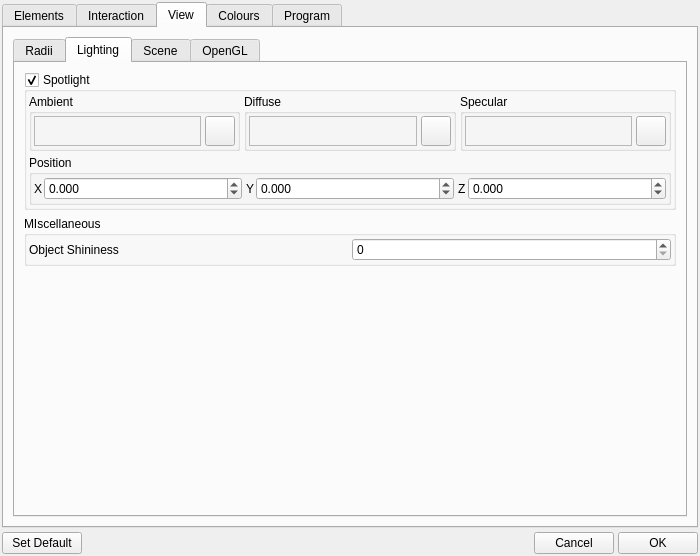
trisyoungs/aten, file trunk/src/gui/prefs.ui: the form before one commit.
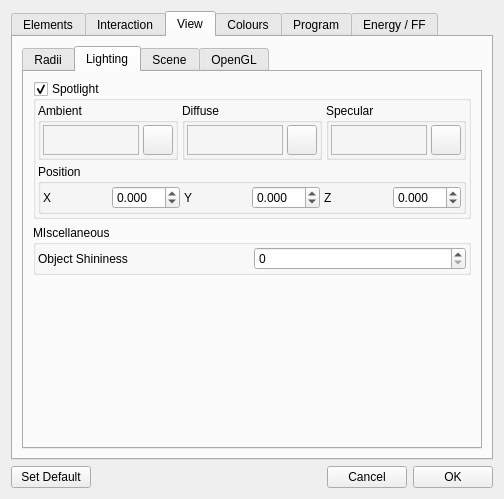
The form after the commit. The open tabs and pages were chosen to show the change. Icons and pictures are not drawn. Custom widgets are drawn as their Qt base class.

What changed in the file:
```diff
--- a/trunk/src/gui/prefs.ui
+++ b/trunk/src/gui/prefs.ui
@@ -1,26 +1,24 @@
 <ui version="4.0" >
  <class>PrefsDialog</class>
- <widget class="QDialog" name="PrefsDialog" >
-  <property name="geometry" >
+ <widget class="QDialog" name="PrefsDialog">
+  <property name="geometry">
    <rect>
     <x>0</x>
     <y>0</y>
-    <width>432</width>
-    <height>556</height>
+    <width>504</width>
+    <height>499</height>
    </rect>
   </property>
-  <property name="sizePolicy" >
-   <sizepolicy>
-    <hsizetype>7</hsizetype>
-    <vsizetype>7</vsizetype>
+  <property name="sizePolicy">
+   <sizepolicy hsizetype="Preferred" vsizetype="Preferred">
     <horstretch>0</horstretch>
     <verstretch>0</verstretch>
    </sizepolicy>
   </property>
-  <property name="maximumSize" >
+  <property name="maximumSize">
    <size>
-    <width>432</width>
-    <height>560</height>
+    <width>1000</width>
+    <height>1000</height>
    </size>
   </property>
   <property name="baseSize" >
@@ -38,19 +36,11 @@
   <property name="modal" >
    <bool>true</bool>
   </property>
-  <layout class="QVBoxLayout" >
-   <property name="margin" >
-    <number>2</number>
-   </property>
-   <property name="spacing" >
-    <number>4</number>
-   </property>
+  <layout class="QVBoxLayout" name="verticalLayout_2">
    <item>
-    <widget class="QTabWidget" name="TabWidget" >
-     <property name="sizePolicy" >
-      <sizepolicy>
-       <hsizetype>1</hsizetype>
-       <vsizetype>1</vsizetype>
+    <widget class="QTabWidget" name="TabWidget">
+     <property name="sizePolicy">
+      <sizepolicy hsizetype="Preferred" vsizetype="Preferred">
        <horstretch>0</horstretch>
        <verstretch>0</verstretch>
       </sizepolicy>
@@ -867,16 +857,10 @@
       <attribute name="title" >
        <string>View</string>
       </attribute>
-      <layout class="QHBoxLayout" >
-       <property name="margin" >
-        <number>9</number>
-       </property>
-       <property name="spacing" >
-        <number>6</number>
-       </property>
+      <layout class="QHBoxLayout" name="horizontalLayout_4">
        <item>
-        <widget class="QTabWidget" name="tabWidget" >
-         <property name="currentIndex" >
+        <widget class="QTabWidget" name="tabWidget">
+         <property name="currentIndex">
           <number>0</number>
          </property>
          <widget class="QWidget" name="RadiiSubTab" >
@@ -1206,16 +1190,16 @@
           <attribute name="title" >
            <string>Lighting</string>
           </attribute>
-          <layout class="QVBoxLayout" >
-           <property name="margin" >
-            <number>9</number>
-           </property>
-           <property name="spacing" >
+          <layout class="QVBoxLayout">
+           <property name="spacing">
             <number>6</number>
            </property>
+           <property name="margin">
+            <number>9</number>
+           </property>
            <item>
-            <widget class="QGroupBox" name="SpotlightGroup" >
-             <property name="title" >
+            <widget class="QGroupBox" name="SpotlightGroup">
+             <property name="title">
               <string>Spotlight</string>
              </property>
              <property name="checkable" >
@@ -1224,27 +1208,25 @@
              <property name="checked" >
               <bool>true</bool>
              </property>
-             <layout class="QVBoxLayout" >
-              <property name="margin" >
-               <number>2</number>
-              </property>
-              <property name="spacing" >
+             <layout class="QVBoxLayout">
+              <property name="spacing">
                <number>4</number>
               </property>
+              <property name="margin">
+               <number>2</number>
+              </property>
               <item>
-               <layout class="QHBoxLayout" >
-                <property name="margin" >
-                 <number>0</number>
-                </property>
-                <property name="spacing" >
+               <layout class="QHBoxLayout">
+                <property name="spacing">
                  <number>4</number>
                 </property>
+                <property name="margin">
+                 <number>0</number>
+                </property>
                 <item>
-                 <widget class="QGroupBox" name="AmbientLightGroup_2" >
-                  <property name="sizePolicy" >
-                   <sizepolicy>
-                    <hsizetype>7</hsizetype>
-                    <vsizetype>1</vsizetype>
+                 <widget class="QGroupBox" name="AmbientLightGroup_2">
+                  <property name="sizePolicy">
+                   <sizepolicy hsizetype="Preferred" vsizetype="Minimum">
                     <horstretch>0</horstretch>
                     <verstretch>0</verstretch>
                    </sizepolicy>
@@ -1252,27 +1234,25 @@
                   <property name="title" >
                    <string>Ambient</string>
                   </property>
-                  <layout class="QVBoxLayout" >
-                   <property name="margin" >
-                    <number>2</number>
-                   </property>
-                   <property name="spacing" >
+                  <layout class="QVBoxLayout">
+                   <property name="spacing">
                     <number>0</number>
                    </property>
+                   <property name="margin">
+                    <number>2</number>
+                   </property>
                    <item>
-                    <layout class="QHBoxLayout" >
-                     <property name="margin" >
-                      <number>0</number>
-                     </property>
-                     <property name="spacing" >
+                    <layout class="QHBoxLayout">
+                     <property name="spacing">
                       <number>4</number>
                      </property>
+                     <property name="margin">
+                      <number>0</number>
+                     </property>
                      <item>
-                      <widget class="TColourFrame" name="SpotlightAmbientColourFrame" >
-                       <property name="sizePolicy" >
-                        <sizepolicy>
-                         <hsizetype>7</hsizetype>
-                         <vsizetype>1</vsizetype>
+                      <widget class="TColourFrame" name="SpotlightAmbientColourFrame">
+                       <property name="sizePolicy">
+                        <sizepolicy hsizetype="Preferred" vsizetype="Minimum">
                          <horstretch>0</horstretch>
                          <verstretch>0</verstretch>
                         </sizepolicy>
@@ -1286,11 +1266,9 @@
                       </widget>
                      </item>
                      <item>
-                      <widget class="QPushButton" name="SpotlightAmbientColourButton" >
-                       <property name="sizePolicy" >
-                        <sizepolicy>
-                         <hsizetype>5</hsizetype>
-                         <vsizetype>5</vsizetype>
+                      <widget class="QPushButton" name="SpotlightAmbientColourButton">
+                       <property name="sizePolicy">
+                        <sizepolicy hsizetype="Preferred" vsizetype="Preferred">
                          <horstretch>0</horstretch>
                          <verstretch>0</verstretch>
                         </sizepolicy>
@@ -1321,11 +1299,9 @@
                  </widget>
                 </item>
                 <item>
-                 <widget class="QGroupBox" name="DiffuseLightGroup_2" >
-                  <property name="sizePolicy" >
-                   <sizepolicy>
-                    <hsizetype>7</hsizetype>
-                    <vsizetype>1</vsizetype>
+                 <widget class="QGroupBox" name="DiffuseLightGroup_2">
+                  <property name="sizePolicy">
+                   <sizepolicy hsizetype="Preferred" vsizetype="Minimum">
                     <horstretch>0</horstretch>
                     <verstretch>0</verstretch>
                    </sizepolicy>
@@ -1333,27 +1309,25 @@
                   <property name="title" >
                    <string>Diffuse</string>
                   </property>
-                  <layout class="QVBoxLayout" >
-                   <property name="margin" >
-                    <number>2</number>
-                   </property>
-                   <property name="spacing" >
+                  <layout class="QVBoxLayout">
+                   <property name="spacing">
                     <number>0</number>
                    </property>
+                   <property name="margin">
+                    <number>2</number>
+                   </property>
                    <item>
-                    <layout class="QHBoxLayout" >
-                     <property name="margin" >
-                      <number>0</number>
-                     </property>
-                     <property name="spacing" >
+                    <layout class="QHBoxLayout">
+                     <property name="spacing">
                       <number>4</number>
                      </property>
+                     <property name="margin">
+                      <number>0</number>
+                     </property>
                      <item>
-                      <widget class="TColourFrame" name="SpotlightDiffuseColourFrame" >
-                       <property name="sizePolicy" >
-                        <sizepolicy>
-                         <hsizetype>7</hsizetype>
-                         <vsizetype>1</vsizetype>
+                      <widget class="TColourFrame" name="SpotlightDiffuseColourFrame">
+                       <property name="sizePolicy">
+                        <sizepolicy hsizetype="Preferred" vsizetype="Minimum">
                          <horstretch>0</horstretch>
                          <verstretch>0</verstretch>
                         </sizepolicy>
@@ -1367,11 +1341,9 @@
                       </widget>
                      </item>
                      <item>
-                      <widget class="QPushButton" name="SpotlightDiffuseColourButton" >
-                       <property name="sizePolicy" >
-                        <sizepolicy>
-                         <hsizetype>5</hsizetype>
-                         <vsizetype>5</vsizetype>
+                      <widget class="QPushButton" name="SpotlightDiffuseColourButton">
+                       <property name="sizePolicy">
+                        <sizepolicy hsizetype="Preferred" vsizetype="Preferred">
                          <horstretch>0</horstretch>
                          <verstretch>0</verstretch>
                         </sizepolicy>
@@ -1402,11 +1374,9 @@
                  </widget>
                 </item>
                 <item>
-                 <widget class="QGroupBox" name="SpecularLightGroup_2" >
-                  <property name="sizePolicy" >
-                   <sizepolicy>
-                    <hsizetype>7</hsizetype>
-                    <vsizetype>1</vsizetype>
+                 <widget class="QGroupBox" name="SpecularLightGroup_2">
+                  <property name="sizePolicy">
+                   <sizepolicy hsizetype="Preferred" vsizetype="Minimum">
                     <horstretch>0</horstretch>
                     <verstretch>0</verstretch>
                    </sizepolicy>
@@ -1414,27 +1384,25 @@
                   <property name="title" >
                    <string>Specular</string>
                   </property>
-                  <layout class="QVBoxLayout" >
-                   <property name="margin" >
-                    <number>2</number>
-                   </property>
-                   <property name="spacing" >
+                  <layout class="QVBoxLayout">
+                   <property name="spacing">
                     <number>0</number>
                    </property>
+                   <property name="margin">
+                    <number>2</number>
+                   </property>
                    <item>
-                    <layout class="QHBoxLayout" >
-                     <property name="margin" >
-                      <number>0</number>
-                     </property>
-                     <property name="spacing" >
+                    <layout class="QHBoxLayout">
+                     <property name="spacing">
                       <number>4</number>
                      </property>
+                     <property name="margin">
+                      <number>0</number>
+                     </property>
                      <item>
-                      <widget class="TColourFrame" name="SpotlightSpecularColourFrame" >
-                       <property name="sizePolicy" >
-                        <sizepolicy>
-                         <hsizetype>7</hsizetype>
-                         <vsizetype>1</vsizetype>
+                      <widget class="TColourFrame" name="SpotlightSpecularColourFrame">
+                       <property name="sizePolicy">
+                        <sizepolicy hsizetype="Preferred" vsizetype="Minimum">
                          <horstretch>0</horstretch>
                          <verstretch>0</verstretch>
                         </sizepolicy>
@@ -1448,11 +1416,9 @@
                       </widget>
                      </item>
                      <item>
-                      <widget class="QPushButton" name="SpotlightSpecularColourButton" >
-                       <property name="sizePolicy" >
-                        <sizepolicy>
-                         <hsizetype>5</hsizetype>
-                         <vsizetype>5</vsizetype>
+                      <widget class="QPushButton" name="SpotlightSpecularColourButton">
+                       <property name="sizePolicy">
+                        <sizepolicy hsizetype="Preferred" vsizetype="Preferred">
                          <horstretch>0</horstretch>
                          <verstretch>0</verstretch>
                         </sizepolicy>
@@ -1485,11 +1451,9 @@
                </layout>
               </item>
               <item>
-               <widget class="QGroupBox" name="LightPositionGroup" >
-                <property name="sizePolicy" >
-                 <sizepolicy>
-                  <hsizetype>7</hsizetype>
-                  <vsizetype>1</vsizetype>
+               <widget class="QGroupBox" name="LightPositionGroup">
+                <property name="sizePolicy">
+                 <sizepolicy hsizetype="Preferred" vsizetype="Minimum">
                   <horstretch>0</horstretch>
                   <verstretch>0</verstretch>
                  </sizepolicy>
@@ -1497,27 +1461,25 @@
                 <property name="title" >
                  <string>Position</string>
                 </property>
-                <layout class="QHBoxLayout" >
-                 <property name="margin" >
-                  <number>2</number>
-                 </property>
-                 <property name="spacing" >
+                <layout class="QHBoxLayout">
+                 <property name="spacing">
                   <number>4</number>
                  </property>
+                 <property name="margin">
+                  <number>2</number>
+                 </property>
                  <item>
-                  <layout class="QHBoxLayout" >
-                   <property name="margin" >
-                    <number>0</number>
-                   </property>
-                   <property name="spacing" >
+                  <layout class="QHBoxLayout">
+                   <property name="spacing">
                     <number>2</number>
                    </property>
+                   <property name="margin">
+                    <number>0</number>
+                   </property>
                    <item>
-                    <widget class="QLabel" name="label_22" >
-                     <property name="sizePolicy" >
-                      <sizepolicy>
-                       <hsizetype>1</hsizetype>
-                       <vsizetype>5</vsizetype>
+                    <widget class="QLabel" name="label_22">
+                     <property name="sizePolicy">
+                      <sizepolicy hsizetype="Minimum" vsizetype="Preferred">
                        <horstretch>0</horstretch>
                        <verstretch>0</verstretch>
                       </sizepolicy>
@@ -1528,11 +1490,9 @@
                     </widget>
                    </item>
                    <item>
-                    <widget class="QDoubleSpinBox" name="SpotlightPositionXSpin" >
-                     <property name="sizePolicy" >
-                      <sizepolicy>
-                       <hsizetype>7</hsizetype>
-                       <vsizetype>0</vsizetype>
+                    <widget class="QDoubleSpinBox" name="SpotlightPositionXSpin">
+                     <property name="sizePolicy">
+                      <sizepolicy hsizetype="Preferred" vsizetype="Fixed">
                        <horstretch>0</horstretch>
                        <verstretch>0</verstretch>
                       </sizepolicy>
@@ -1540,13 +1500,13 @@
                      <property name="decimals" >
                       <number>3</number>
                      </property>
-                     <property name="maximum" >
-                      <double>10.000000000000000</double>
-                     </property>
-                     <property name="minimum" >
+                     <property name="minimum">
                       <double>-10.000000000000000</double>
                      </property>
-                     <property name="singleStep" >
+                     <property name="maximum">
+                      <double>10.000000000000000</double>
+                     </property>
+                     <property name="singleStep">
                       <double>0.200000000000000</double>
                      </property>
                     </widget>
@@ -1554,19 +1514,17 @@
                   </layout>
                  </item>
                  <item>
-                  <layout class="QHBoxLayout" >
-                   <property name="margin" >
-                    <number>0</number>
-                   </property>
-                   <property name="spacing" >
+                  <layout class="QHBoxLayout">
+                   <property name="spacing">
                     <number>2</number>
                    </property>
+                   <property name="margin">
+                    <number>0</number>
+                   </property>
                    <item>
-                    <widget class="QLabel" name="label_21" >
-                     <property name="sizePolicy" >
-                      <sizepolicy>
-                       <hsizetype>1</hsizetype>
-                       <vsizetype>5</vsizetype>
+                    <widget class="QLabel" name="label_21">
+                     <property name="sizePolicy">
+                      <sizepolicy hsizetype="Minimum" vsizetype="Preferred">
                        <horstretch>0</horstretch>
                        <verstretch>0</verstretch>
                       </sizepolicy>
@@ -1577,11 +1535,9 @@
                     </widget>
                    </item>
                    <item>
-                    <widget class="QDoubleSpinBox" name="SpotlightPositionYSpin" >
-                     <property name="sizePolicy" >
-                      <sizepolicy>
-                       <hsizetype>7</hsizetype>
-                       <vsizetype>0</vsizetype>
+                    <widget class="QDoubleSpinBox" name="SpotlightPositionYSpin">
+                     <property name="sizePolicy">
+                      <sizepolicy hsizetype="Preferred" vsizetype="Fixed">
                        <horstretch>0</horstretch>
                        <verstretch>0</verstretch>
                       </sizepolicy>
@@ -1589,13 +1545,13 @@
                      <property name="decimals" >
                       <number>3</number>
                      </property>
-                     <property name="maximum" >
-                      <double>10.000000000000000</double>
-                     </property>
-                     <property name="minimum" >
+                     <property name="minimum">
                       <double>-10.000000000000000</double>
                      </property>
-                     <property name="singleStep" >
+                     <property name="maximum">
+                      <double>10.000000000000000</double>
+                     </property>
+                     <property name="singleStep">
                       <double>0.200000000000000</double>
                      </property>
                     </widget>
@@ -1603,19 +1559,17 @@
                   </layout>
                  </item>
                  <item>
-                  <layout class="QHBoxLayout" >
-                   <property name="margin" >
-                    <number>0</number>
-                   </property>
-                   <property name="spacing" >
+                  <layout class="QHBoxLayout">
+                   <property name="spacing">
                     <number>2</number>
                    </property>
+                   <property name="margin">
+                    <number>0</number>
+                   </property>
                    <item>
-                    <widget class="QLabel" name="label_20" >
-                     <property name="sizePolicy" >
-                      <sizepolicy>
-                       <hsizetype>1</hsizetype>
-                       <vsizetype>5</vsizetype>
+                    <widget class="QLabel" name="label_20">
+                     <property name="sizePolicy">
+                      <sizepolicy hsizetype="Minimum" vsizetype="Preferred">
                        <horstretch>0</horstretch>
                        <verstretch>0</verstretch>
                       </sizepolicy>
@@ -1626,11 +1580,9 @@
                     </widget>
                    </item>
                    <item>
-                    <widget class="QDoubleSpinBox" name="SpotlightPositionZSpin" >
-                     <property name="sizePolicy" >
-                      <sizepolicy>
-                       <hsizetype>7</hsizetype>
-                       <vsizetype>0</vsizetype>
+                    <widget class="QDoubleSpinBox" name="SpotlightPositionZSpin">
+                     <property name="sizePolicy">
+                      <sizepolicy hsizetype="Preferred" vsizetype="Fixed">
                        <horstretch>0</horstretch>
                        <verstretch>0</verstretch>
                       </sizepolicy>
@@ -1638,13 +1590,13 @@
                      <property name="decimals" >
                       <number>3</number>
                      </property>
-                     <property name="maximum" >
-                      <double>10.000000000000000</double>
-                     </property>
-                     <property name="minimum" >
+                     <property name="minimum">
                       <double>-10.000000000000000</double>
                      </property>
-                     <property name="singleStep" >
+                     <property name="maximum">
+                      <double>10.000000000000000</double>
+                     </property>
+                     <property name="singleStep">
                       <double>0.200000000000000</double>
                      </property>
                     </widget>
@@ -1658,27 +1610,27 @@
             </widget>
            </item>
            <item>
-            <widget class="QGroupBox" name="MiscLightingGroup" >
-             <property name="title" >
+            <widget class="QGroupBox" name="MiscLightingGroup">
+             <property name="title">
               <string>MIscellaneous</string>
              </property>
-             <layout class="QHBoxLayout" >
-              <property name="margin" >
-               <number>2</number>
-              </property>
-              <property name="spacing" >
+             <layout class="QHBoxLayout">
+              <property name="spacing">
                <number>4</number>
               </property>
+              <property name="margin">
+               <number>2</number>
+              </property>
               <item>
-               <widget class="QLabel" name="ZoomThlabel_2" >
-                <property name="text" >
+               <widget class="QLabel" name="ZoomThlabel_2">
+                <property name="text">
                  <string>Object Shininess</string>
                 </property>
                </widget>
               </item>
               <item>
-               <widget class="QSpinBox" name="ShininessSpin" >
-                <property name="maximum" >
+               <widget class="QSpinBox" name="ShininessSpin">
+                <property name="maximum">
                  <number>127</number>
                 </property>
                </widget>
@@ -2877,59 +2829,309 @@
        </item>
       </layout>
      </widget>
+     <widget class="QWidget" name="EnergyFFTab">
+      <attribute name="title">
+       <string>Energy / FF</string>
+      </attribute>
+      <layout class="QVBoxLayout" name="verticalLayout_11">
+       <item>
+        <layout class="QHBoxLayout" name="horizontalLayout_6">
+         <item>
+          <widget class="QGroupBox" name="CalculateGroup">
+           <property name="title">
+            <string>Calculate</string>
+           </property>
+           <layout class="QVBoxLayout" name="verticalLayout_7">
+            <item>
+             <widget class="QCheckBox" name="CalculateIntraCheck">
+              <property name="text">
+               <string>Intramolecular</string>
+              </property>
+             </widget>
+            </item>
+            <item>
+             <widget class="QCheckBox" name="CalculateVdwCheck">
+              <property name="text">
+               <string>van der Waals</string>
+              </property>
+             </widget>
+            </item>
+            <item>
+             <widget class="QCheckBox" name="CalculateElecCheck">
+              <property name="text">
+               <string>Electrostatics</string>
+              </property>
+             </widget>
+            </item>
+           </layout>
+          </widget>
+         </item>
+         <item>
+          <widget class="QGroupBox" name="EwaldGroup">
+           <property name="title">
+            <string>Ewald Setup</string>
+           </property>
+           <layout class="QVBoxLayout" name="verticalLayout_8">
+            <item>
+             <layout class="QHBoxLayout" name="horizontalLayout_5">
+              <item>
+               <widget class="QLabel" name="label_4">
+                <property name="text">
+                 <string>Auto Precision</string>
+                </property>
+               </widget>
+              </item>
+              <item>
+               <widget class="QDoubleSpinBox" name="EwaldPrecisionMantissaSpin">
+                <property name="decimals">
+                 <number>5</number>
+                </property>
+                <property name="maximum">
+                 <double>1.000000000000000</double>
+                </property>
+               </widget>
+              </item>
+              <item>
+               <widget class="QSpinBox" name="EwaldPrecisionExponentSpin">
+                <property name="prefix">
+                 <string>x10 </string>
+                </property>
+                <property name="minimum">
+                 <number>-100</number>
+                </property>
+               </widget>
+              </item>
+             </layout>
+            </item>
+            <item>
+             <widget class="Line" name="line">
+              <property name="orientation">
+               <enum>Qt::Horizontal</enum>
+              </property>
+             </widget>
+            </item>
+            <item>
+             <layout class="QGridLayout" name="gridLayout_2">
+              <item row="0" column="0">
+               <widget class="QLabel" name="label_35">
+                <property name="text">
+                 <string>Manual Alpha</string>
+                </property>
+               </widget>
+              </item>
+              <item row="1" column="0">
+               <widget class="QLabel" name="label_36">
+                <property name="text">
+                 <string>Manual KMax</string>
+                </property>
+               </widget>
+              </item>
+              <item row="1" column="2">
+               <widget class="QSpinBox" name="EwaldManualKXSpin"/>
+              </item>
+              <item row="1" column="4">
+               <widget class="QSpinBox" name="EwaldManualKYSpin"/>
+              </item>
+              <item row="1" column="1">
+               <widget class="QLabel" name="label_37">
+                <property name="sizePolicy">
+                 <sizepolicy hsizetype="Minimum" vsizetype="Preferred">
+                  <horstretch>0</horstretch>
+                  <verstretch>0</verstretch>
+                 </sizepolicy>
+                </property>
+                <property name="text">
+                 <string>X</string>
+                </property>
+               </widget>
+              </item>
+              <item row="1" column="3">
+               <widget class="QLabel" name="label_41">
+                <property name="text">
+                 <string>Y</string>
+                </property>
+               </widget>
+              </item>
+              <item row="1" column="5">
+               <widget class="QLabel" name="label_42">
+                <property name="text">
+                 <string>Z</string>
+                </property>
+               </widget>
+              </item>
+              <item row="1" column="6">
+               <widget class="QSpinBox" name="EwaldManualKZSpin"/>
+              </item>
+              <item row="0" column="1" colspan="6">
+               <widget class="QDoubleSpinBox" name="EwaldManualAlphaSpin">
+                <property name="decimals">
+                 <number>7</number>
+                </property>
+                <property name="maximum">
+                 <double>2.000000000000000</double>
+                </property>
+                <property name="singleStep">
+                 <double>0.010000000000000</double>
+                </property>
+               </widget>
+              </item>
+             </layout>
+            </item>
+           </layout>
+          </widget>
+         </item>
+        </layout>
+       </item>
+       <item>
+        <layout class="QHBoxLayout" name="horizontalLayout_7">
+         <item>
+          <widget class="QGroupBox" name="CutoffsGroup">
+           <property name="title">
+            <string>Cutoffs</string>
+           </property>
+           <layout class="QVBoxLayout" name="verticalLayout_9">
+            <item>
+             <layout class="QGridLayout" name="gridLayout">
+              <item row="0" column="0">
+               <widget class="QLabel" name="label_2">
+                <property name="text">
+                 <string>van der Waals</string>
+                </property>
+               </widget>
+              </item>
+              <item row="0" column="1">
+               <widget class="QDoubleSpinBox" name="VdwCutoffSpin">
+                <property name="decimals">
+                 <number>3</number>
+                </property>
+                <property name="maximum">
+                 <double>1000000000.000000000000000</double>
+                </property>
+               </widget>
+              </item>
+              <item row="1" column="1">
+               <widget class="QDoubleSpinBox" name="ElecCutoffSpin">
+                <property name="decimals">
+                 <number>3</number>
+                </property>
+               </widget>
+              </item>
+              <item row="1" column="0">
+               <widget class="QLabel" name="label_3">
+                <property name="text">
+                 <string>Electrostatics</string>
+                </property>
+               </widget>
+              </item>
+             </layout>
+            </item>
+           </layout>
+          </widget>
+         </item>
+         <item>
+          <spacer name="horizontalSpacer">
+           <property name="orientation">
+            <enum>Qt::Horizontal</enum>
+           </property>
+           <property name="sizeHint" stdset="0">
+            <size>
+             <width>40</width>
+             <height>20</height>
+            </size>
+           </property>
+          </spacer>
+         </item>
+        </layout>
+       </item>
+       <item>
+        <widget class="QGroupBox" name="CombinationGroup">
+         <property name="title">
+          <string>Combination Rules</string>
+         </property>
+         <layout class="QVBoxLayout" name="verticalLayout_10">
+          <item>
+           <layout class="QGridLayout" name="gridLayout_4">
+            <item row="0" column="0">
+             <widget class="QLabel" name="label_43">
+              <property name="text">
+               <string>Functional Form</string>
+              </property>
+             </widget>
+            </item>
+            <item row="1" column="0">
+             <widget class="QListWidget" name="FunctionalFormList">
+              <property name="editTriggers">
+               <set>QAbstractItemView::NoEditTriggers</set>
+              </property>
+              <property name="selectionBehavior">
+               <enum>QAbstractItemView::SelectRows</enum>
+              </property>
+             </widget>
+            </item>
+            <item row="0" column="1">
+             <widget class="QLabel" name="label_44">
+              <property name="text">
+               <string>Parameters</string>
+              </property>
+             </widget>
+            </item>
+            <item row="1" column="1">
+             <widget class="QTableWidget" name="ParameterTable">
+              <property name="editTriggers">
+               <set>QAbstractItemView::NoEditTriggers</set>
+              </property>
+              <property name="selectionMode">
+               <enum>QAbstractItemView::SingleSelection</enum>
+              </property>
+              <property name="selectionBehavior">
+               <enum>QAbstractItemView::SelectRows</enum>
+              </property>
+             </widget>
+            </item>
+           </layout>
+          </item>
+         </layout>
+        </widget>
+       </item>
+      </layout>
+     </widget>
     </widget>
    </item>
    <item>
-    <layout class="QHBoxLayout" >
-     <property name="margin" >
-      <number>0</number>
-     </property>
-     <property name="spacing" >
-      <number>6</number>
-     </property>
+    <layout class="QHBoxLayout" name="horizontalLayout_2">
      <item>
-      <widget class="QPushButton" name="PrefsSetDefaultButton" >
-       <property name="text" >
+      <widget class="QPushButton" name="PrefsSetDefaultButton">
+       <property name="text">
         <string>Set Default</string>
        </property>
       </widget>
      </item>
      <item>
-      <layout class="QHBoxLayout" >
-       <property name="margin" >
-        <number>0</number>
+      <spacer>
+       <property name="orientation">
+        <enum>Qt::Horizontal</enum>
        </property>
-       <property name="spacing" >
-        <number>4</number>
+       <property name="sizeHint" stdset="0">
+        <size>
+         <width>40</width>
+         <height>20</height>
+        </size>
        </property>
-       <item>
-        <spacer>
-         <property name="orientation" >
-          <enum>Qt::Horizontal</enum>
-         </property>
-         <property name="sizeHint" >
-          <size>
-           <width>40</width>
-           <height>20</height>
-          </size>
-         </property>
-        </spacer>
-       </item>
-       <item>
-        <widget class="QPushButton" name="PrefsCancelButton" >
-         <property name="text" >
-          <string>Cancel</string>
-         </property>
-        </widget>
-       </item>
-       <item>
-        <widget class="QPushButton" name="PrefsOkButton" >
-         <property name="text" >
-          <string>OK</string>
-         </property>
-        </widget>
-       </item>
-      </layout>
+      </spacer>
+     </item>
+     <item>
+      <widget class="QPushButton" name="PrefsCancelButton">
+       <property name="text">
+        <string>Cancel</string>
+       </property>
+      </widget>
+     </item>
+     <item>
+      <widget class="QPushButton" name="PrefsOkButton">
+       <property name="text">
+        <string>OK</string>
+       </property>
+      </widget>
      </item>
     </layout>
    </item>
```
Left out of the diff: 2040 changed lines with no effect on the pictures.
